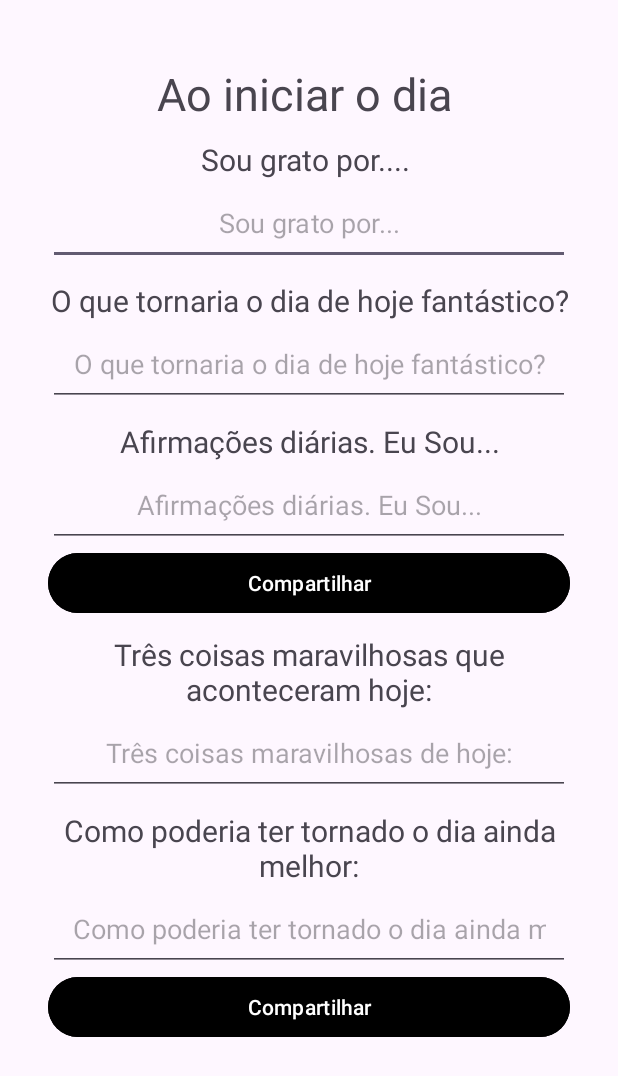
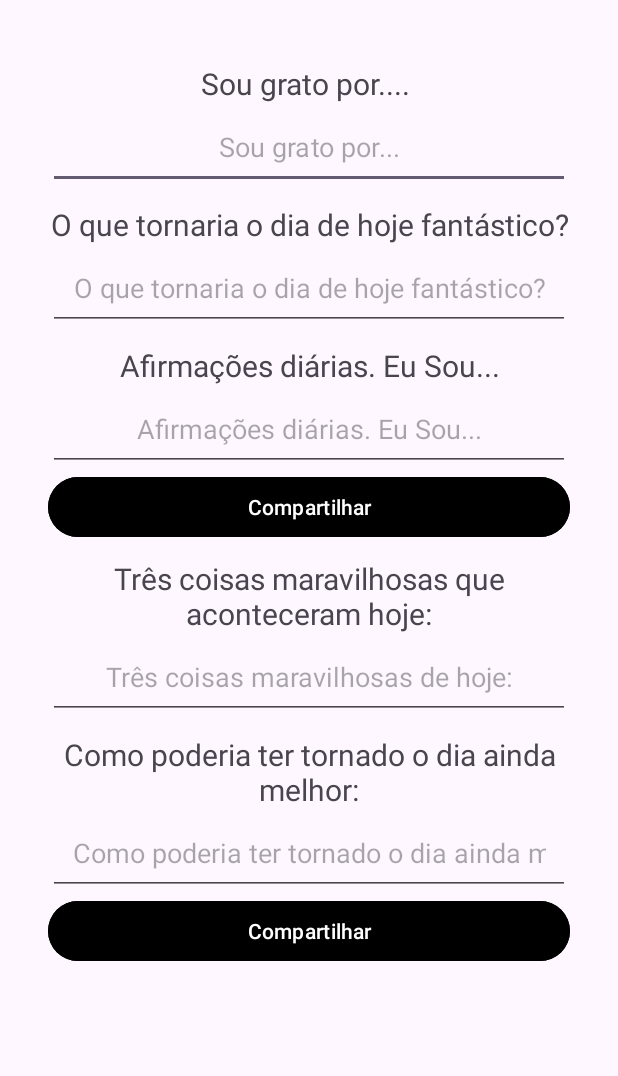
Before and after one commit to sebastianvavini/DiarioDaGratidao, an Android app: the screen it shows after launch (MainActivity), on a phone screen of 412 x 824 dp. Shown: the top 1076 px of the screen. Run offline under Robolectric (Android 15) with nearby library versions, the phone set to English and light mode, and no system bars.

Commit message:
refinanda tela

```diff
--- a/app/src/main/res/layout/activity_main.xml
+++ b/app/src/main/res/layout/activity_main.xml
@@ -24,14 +24,7 @@
 
         >
 
-        <TextView
-            android:id="@+id/textViewDia"
-            android:layout_marginTop="10dp"
-            android:textSize="30dp"
-            android:gravity="center"
-            android:layout_width="match_parent"
-            android:layout_height="wrap_content"
-            android:text="Ao iniciar o dia "/>
+
         <TextView
             android:id="@+id/textView1"
             android:layout_marginTop="10dp"
```
